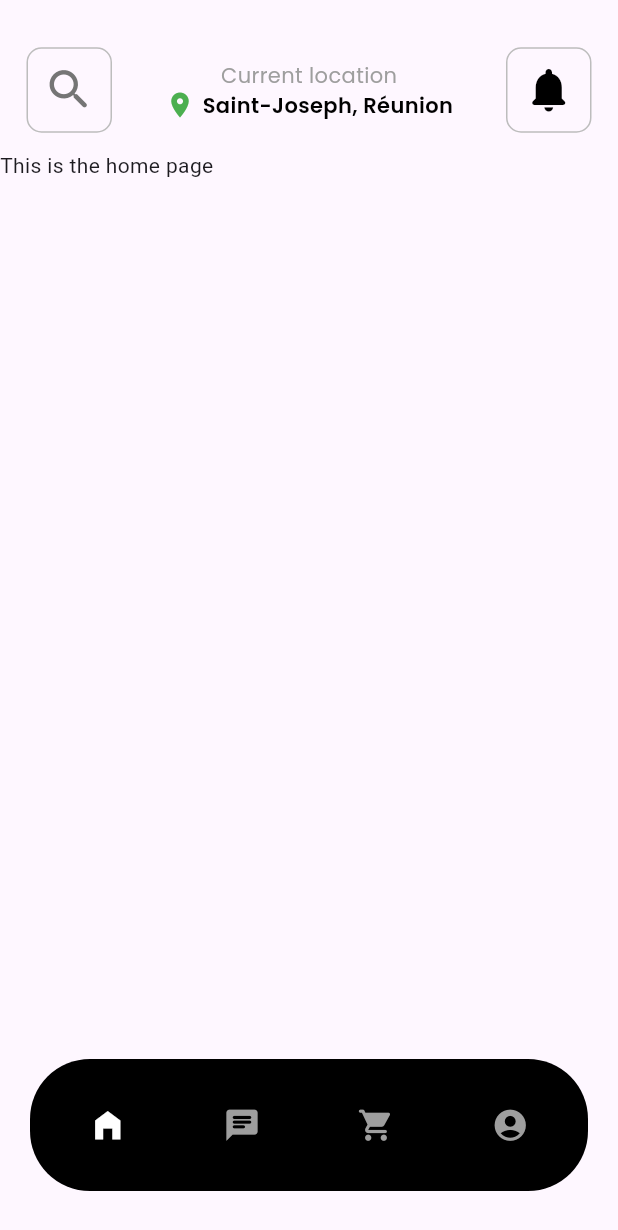
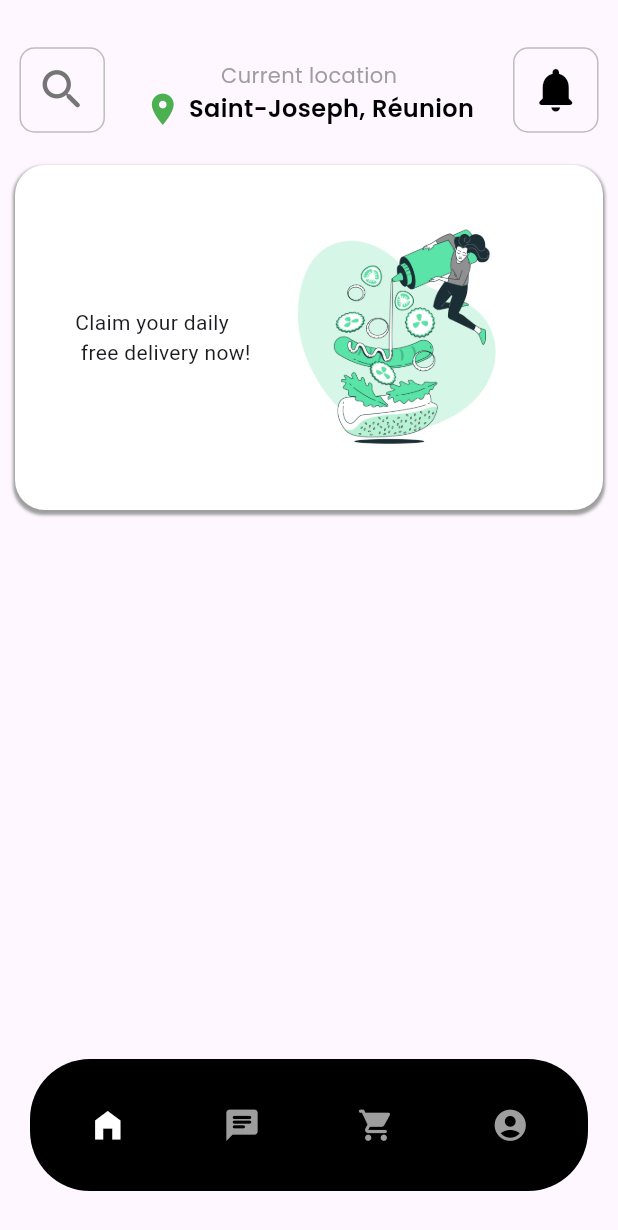
Before and after one commit to Vincent-Baret-974/Food_booking, a Flutter app: the screen it shows after launch, on a phone screen of 412 x 824 dp. Shown: the top 1230 px of the screen. Run offline on Flutter 3.47's test engine with Material 3 defaults, Android fonts, the phone set to English and light mode, and no system bars; our stand-ins replace google_fonts.

Commit message:
feat: start implementation of first card

```diff
--- a/lib/main.dart
+++ b/lib/main.dart
@@ -87,6 +87,7 @@
                   Container(
                     margin: const EdgeInsets.fromLTRB(0, 20, 0, 0),
                     child: Column(
+                      crossAxisAlignment: CrossAxisAlignment.center,
                       children: [
                         Text(
                             'Current location',
@@ -100,13 +101,13 @@
                             const Icon(
                                 Icons.place,
                                 color: Colors.green,
-                                size: 20
+                                size: 25
                             ),
                             const SizedBox(width: 5),
                             Text(
                                 'Saint-Joseph, Réunion',
                                 style: GoogleFonts.poppins(
-                                  fontSize: 14,
+                                  fontSize: 16,
                                   color: Colors.black,
                                   fontWeight: FontWeight.w600
                                 ),
--- a/lib/pages/HomePage.dart
+++ b/lib/pages/HomePage.dart
@@ -5,7 +5,39 @@ class HomePage extends StatelessWidget {
 
   @override
   Widget build(BuildContext context) {
-    return const Text("This is the home page");
+    return  SingleChildScrollView(
+      child: Container(
+        padding: const EdgeInsets.all(40),
+        margin: const EdgeInsets.fromLTRB(10, 10, 10, 0),
+        decoration: const BoxDecoration(
+          color: Colors.white,
+          borderRadius: BorderRadius.all(Radius.circular(20)),
+          boxShadow: [
+            BoxShadow(
+              color: Colors.grey, // Shadow color with opacity
+              spreadRadius: 1, // Spread radius
+              blurRadius: 1, // Blur radius
+              offset: Offset(0, 2), // Offset for the shadow
+            ),
+          ],
+        ),
+        child: Row(
+          children: [
+            const Text('Claim your daily\n free delivery now!'),
+            Expanded(
+              child: Container(
+                height: 150,
+                decoration: const BoxDecoration(
+                  image: DecorationImage(
+                      image: AssetImage('images/illustration_home_page.jpg'),
+                      fit: BoxFit.contain
+                  )
+                ),
+              ),
+            ),
+          ],
+        ),
+      ),
+    );
   }
-
 }
--- a/pubspec.yaml
+++ b/pubspec.yaml
@@ -60,9 +60,8 @@ flutter:
   uses-material-design: true
 
   # To add assets to your application, add an assets section, like this:
-  # assets:
-  #   - images/a_dot_burr.jpeg
-  #   - images/a_dot_ham.jpeg
+  assets:
+    - images/illustration_home_page.jpg
 
   # An image asset can refer to one or more resolution-specific "variants", see
   # https://flutter.dev/assets-and-images/#resolution-aware
```
Also changed, not shown: images/illustration_home_page.jpg (added).
